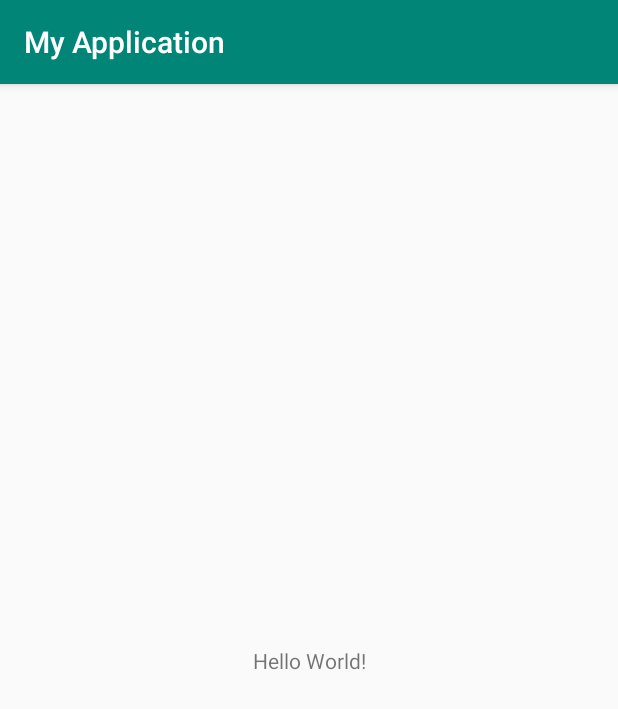
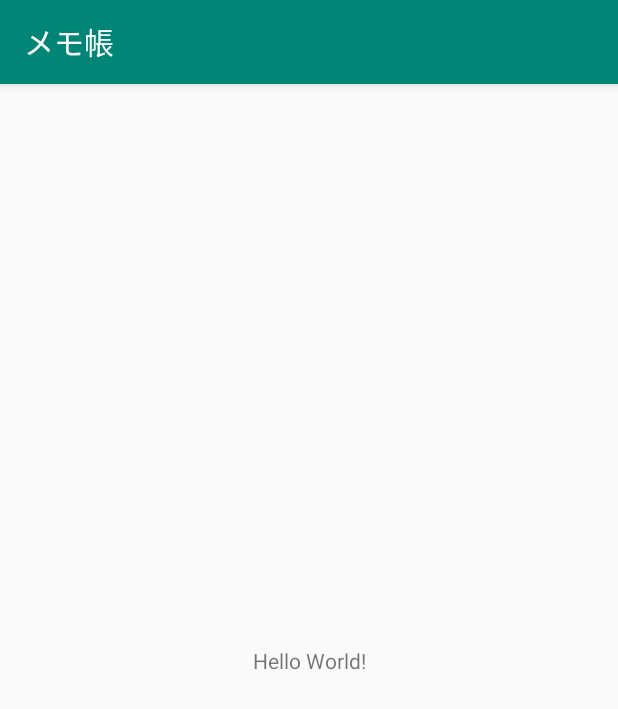
Before and after one commit to This6pain/Memo, an Android app: the screen it shows after launch (MainActivity), on a phone screen of 412 x 824 dp. Shown: the top 709 px of the screen. Run offline under Robolectric (Android 15) with nearby library versions, the phone set to English and light mode, and no system bars; 1 statement that could not run was skipped.

Commit message:
no message

```diff
--- a/app/src/main/AndroidManifest.xml
+++ b/app/src/main/AndroidManifest.xml
@@ -9,6 +9,10 @@
         android:roundIcon="@mipmap/ic_launcher_round"
         android:supportsRtl="true"
         android:theme="@style/AppTheme">
+        <meta-data
+            android:name="com.google.android.actions"
+            android:resource="@xml/main_menu" />
+
         <activity android:name=".MainActivity">
             <intent-filter>
                 <action android:name="android.intent.action.MAIN" />
--- a/app/src/main/java/com/example/myapplication/MainActivity.java
+++ b/app/src/main/java/com/example/myapplication/MainActivity.java
@@ -1,6 +1,9 @@
 package com.example.myapplication;
 
+
 import androidx.appcompat.app.AppCompatActivity;
+import android.view.Menu;
+import android.view.MenuInflater;
 
 import android.os.Bundle;
 
@@ -10,5 +13,15 @@ public class MainActivity extends AppCompatActivity {
     protected void onCreate(Bundle savedInstanceState) {
         super.onCreate(savedInstanceState);
         setContentView(R.layout.activity_main);
+
+        getSupportActionBar().setTitle("メモ帳");
+
+    }
+
+    @Override
+    public boolean onCreateOptionsMenu(Menu menu) {
+        MenuInflater menuInflater = getMenuInflater();
+        menuInflater.inflate(R.menu.menu, menu);
+        return true;
     }
 }
```
Also changed, not shown: app/build.gradle (+10 -0 lines), app/src/main/res/drawable-anydpi/ic_add.xml (added, +11 -0 lines), app/src/main/res/menu/main_menu.xml (added, +10 -0 lines), app/src/main/res/drawable-hdpi/ic_add.png (added), app/src/main/res/drawable-mdpi/ic_add.png (added), app/src/main/res/drawable-xhdpi/ic_add.png (added), app/src/main/res/drawable-xxhdpi/ic_add.png (added).
